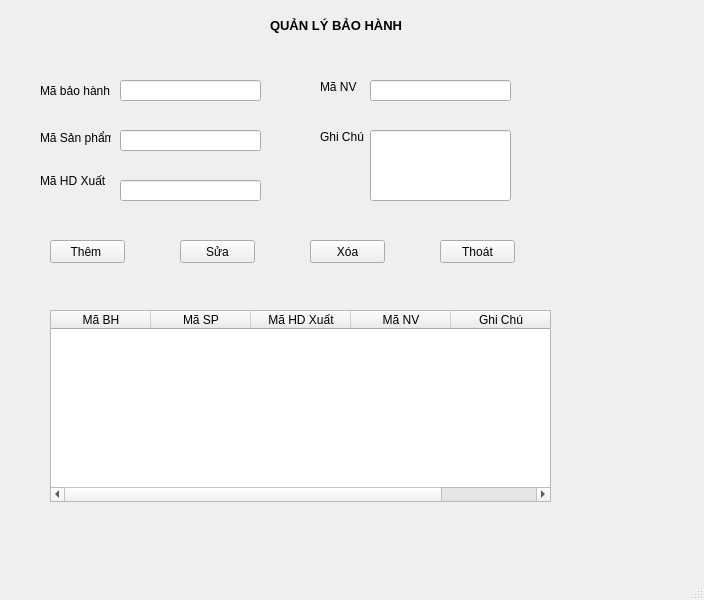
Above: BaoHanh.ui from Quan-ITTB/CDN before the change. Below: the same form after it.
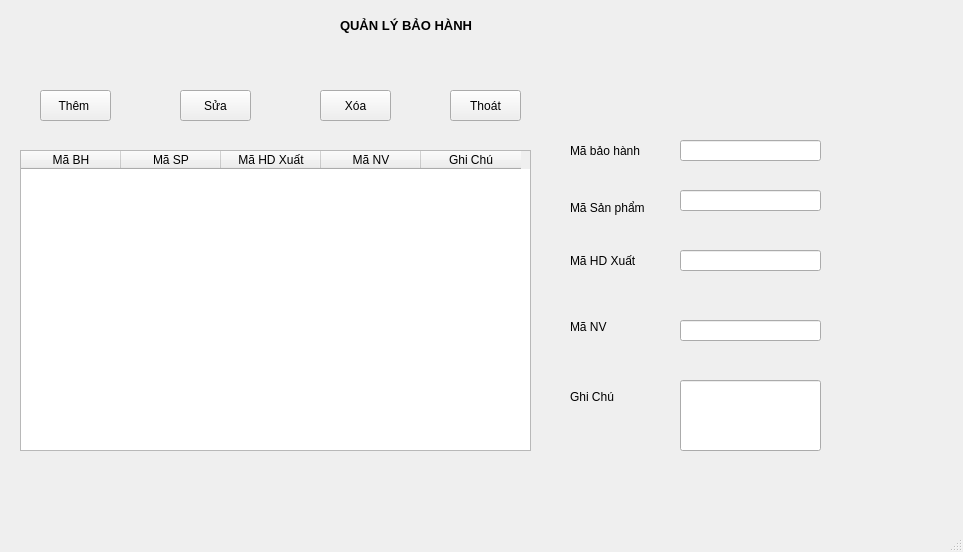
That is the form after the change.

What changed in the file:
```diff
--- a/BaoHanh.ui
+++ b/BaoHanh.ui
@@ -6,8 +6,8 @@
    <rect>
     <x>0</x>
     <y>0</y>
-    <width>704</width>
-    <height>600</height>
+    <width>963</width>
+    <height>552</height>
    </rect>
   </property>
   <property name="windowTitle">
@@ -17,9 +17,9 @@
    <widget class="QLabel" name="label">
     <property name="geometry">
      <rect>
-      <x>270</x>
+      <x>340</x>
       <y>0</y>
-      <width>161</width>
+      <width>221</width>
       <height>51</height>
      </rect>
     </property>
@@ -37,9 +37,9 @@
    <widget class="QLabel" name="label_2">
     <property name="geometry">
      <rect>
-      <x>40</x>
-      <y>80</y>
-      <width>71</width>
+      <x>570</x>
+      <y>140</y>
+      <width>91</width>
       <height>21</height>
      </rect>
     </property>
@@ -50,9 +50,9 @@
    <widget class="QLabel" name="label_3">
     <property name="geometry">
      <rect>
-      <x>40</x>
-      <y>130</y>
-      <width>71</width>
+      <x>570</x>
+      <y>200</y>
+      <width>91</width>
       <height>16</height>
      </rect>
     </property>
@@ -63,8 +63,8 @@
    <widget class="QLabel" name="label_4">
     <property name="geometry">
      <rect>
-      <x>40</x>
-      <y>170</y>
+      <x>570</x>
+      <y>250</y>
       <width>71</width>
       <height>21</height>
      </rect>
@@ -76,8 +76,8 @@
    <widget class="QLabel" name="label_5">
     <property name="geometry">
      <rect>
-      <x>320</x>
-      <y>80</y>
+      <x>570</x>
+      <y>320</y>
       <width>47</width>
       <height>14</height>
      </rect>
@@ -89,8 +89,8 @@
    <widget class="QLabel" name="label_6">
     <property name="geometry">
      <rect>
-      <x>320</x>
-      <y>130</y>
+      <x>570</x>
+      <y>390</y>
       <width>47</width>
       <height>14</height>
      </rect>
@@ -102,8 +102,8 @@
    <widget class="QLineEdit" name="txtMaBH">
     <property name="geometry">
      <rect>
-      <x>120</x>
-      <y>80</y>
+      <x>680</x>
+      <y>140</y>
       <width>141</width>
       <height>21</height>
      </rect>
@@ -112,8 +112,8 @@
    <widget class="QLineEdit" name="txtMaSP">
     <property name="geometry">
      <rect>
-      <x>120</x>
-      <y>130</y>
+      <x>680</x>
+      <y>190</y>
       <width>141</width>
       <height>21</height>
      </rect>
@@ -122,8 +122,8 @@
    <widget class="QLineEdit" name="txtMaHDX">
     <property name="geometry">
      <rect>
-      <x>120</x>
-      <y>180</y>
+      <x>680</x>
+      <y>250</y>
       <width>141</width>
       <height>21</height>
      </rect>
@@ -132,8 +132,8 @@
    <widget class="QLineEdit" name="txtMaNV">
     <property name="geometry">
      <rect>
-      <x>370</x>
-      <y>80</y>
+      <x>680</x>
+      <y>320</y>
       <width>141</width>
       <height>21</height>
      </rect>
@@ -142,8 +142,8 @@
    <widget class="QLineEdit" name="txtGhiChu">
     <property name="geometry">
      <rect>
-      <x>370</x>
-      <y>130</y>
+      <x>680</x>
+      <y>380</y>
       <width>141</width>
       <height>71</height>
      </rect>
@@ -152,10 +152,10 @@
    <widget class="QPushButton" name="btnThem">
     <property name="geometry">
      <rect>
-      <x>50</x>
-      <y>240</y>
-      <width>75</width>
-      <height>23</height>
+      <x>40</x>
+      <y>90</y>
+      <width>71</width>
+      <height>31</height>
      </rect>
     </property>
     <property name="text">
@@ -166,9 +166,9 @@
     <property name="geometry">
      <rect>
       <x>180</x>
-      <y>240</y>
-      <width>75</width>
-      <height>23</height>
+      <y>90</y>
+      <width>71</width>
+      <height>31</height>
      </rect>
     </property>
     <property name="text">
@@ -178,10 +178,10 @@
    <widget class="QPushButton" name="btnXoa">
     <property name="geometry">
      <rect>
-      <x>310</x>
-      <y>240</y>
-      <width>75</width>
-      <height>23</height>
+      <x>320</x>
+      <y>90</y>
+      <width>71</width>
+      <height>31</height>
      </rect>
     </property>
     <property name="text">
@@ -191,10 +191,10 @@
    <widget class="QTableWidget" name="tableWidget">
     <property name="geometry">
      <rect>
-      <x>50</x>
-      <y>310</y>
-      <width>501</width>
-      <height>192</height>
+      <x>20</x>
+      <y>150</y>
+      <width>511</width>
+      <height>301</height>
      </rect>
     </property>
     <column>
@@ -226,10 +226,10 @@
    <widget class="QPushButton" name="pushButton">
     <property name="geometry">
      <rect>
-      <x>440</x>
-      <y>240</y>
-      <width>75</width>
-      <height>23</height>
+      <x>450</x>
+      <y>90</y>
+      <width>71</width>
+      <height>31</height>
      </rect>
     </property>
     <property name="text">
```
Left out of the diff: 4 changed lines with no effect on the pictures.
